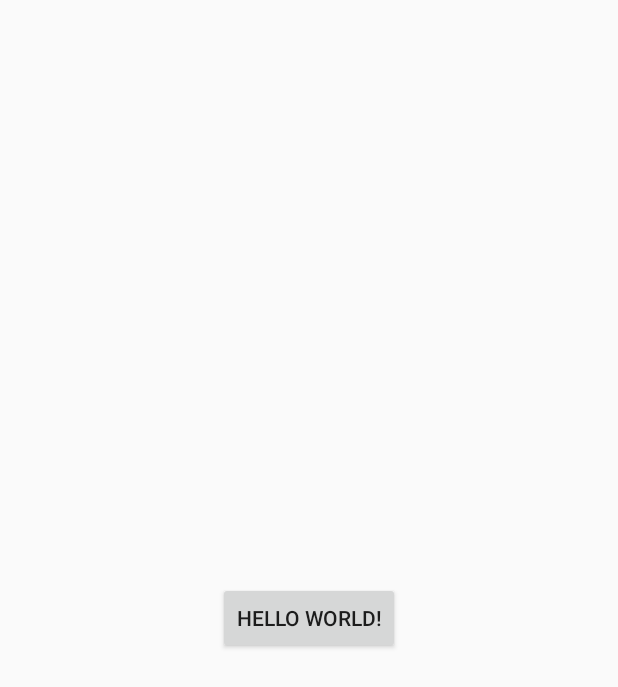
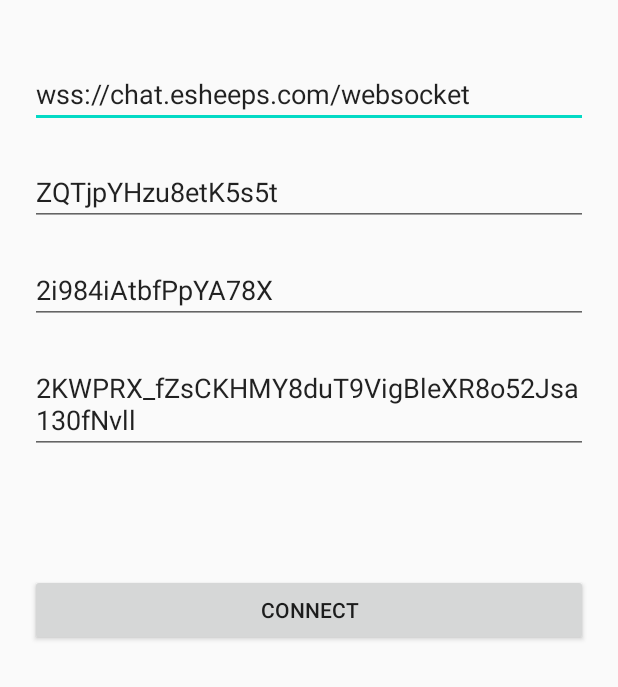
Before and after one commit to ruilisi/im_android, an Android app: the screen it shows after launch (MainActivity), on a phone screen of 412 x 824 dp. Shown: the top 687 px of the screen. Run offline under Robolectric (Android 15) with nearby library versions, the phone set to English and light mode, and no system bars.

Commit message:
add main layout

```diff
--- a/app/build.gradle
+++ b/app/build.gradle
@@ -5,7 +5,7 @@ android {
     buildToolsVersion "29.0.3"
 
     defaultConfig {
-        applicationId "com.text.ruilisi_im"
+        applicationId "com.rls.im"
         minSdkVersion 21
         targetSdkVersion 29
         versionCode 1
@@ -35,9 +35,6 @@ dependencies {
     implementation fileTree(dir: "libs", include: ["*.jar"])
     implementation 'androidx.appcompat:appcompat:1.2.0'
     implementation 'androidx.constraintlayout:constraintlayout:2.0.4'
-    implementation project(path: ':Android.File.Picker')
-//    implementation project(path: ':IM.Chat.Android.SDK')
-//    implementation project(path: ':im')
     testImplementation 'junit:junit:4.12'
     androidTestImplementation 'androidx.test.ext:junit:1.1.2'
     androidTestImplementation 'androidx.test.espresso:espresso-core:3.3.0'
--- a/app/src/main/AndroidManifest.xml
+++ b/app/src/main/AndroidManifest.xml
@@ -1,6 +1,6 @@
 <?xml version="1.0" encoding="utf-8"?>
 <manifest xmlns:android="http://schemas.android.com/apk/res/android"
-    package="com.text.ruilisi_im">
+    package="com.rls.im">
 
     <application
         android:allowBackup="true"
@@ -9,7 +9,7 @@
         android:roundIcon="@mipmap/ic_launcher_round"
         android:supportsRtl="true"
         android:theme="@style/AppTheme">
-        <activity android:name=".MainActivity">
+        <activity android:name="com.rls.im.MainActivity">
             <intent-filter>
                 <action android:name="android.intent.action.MAIN" />
 
--- a/app/src/main/res/layout/activity_main.xml
+++ b/app/src/main/res/layout/activity_main.xml
@@ -1,19 +1,61 @@
 <?xml version="1.0" encoding="utf-8"?>
-<androidx.constraintlayout.widget.ConstraintLayout xmlns:android="http://schemas.android.com/apk/res/android"
-    xmlns:app="http://schemas.android.com/apk/res-auto"
+<ScrollView xmlns:android="http://schemas.android.com/apk/res/android"
     xmlns:tools="http://schemas.android.com/tools"
     android:layout_width="match_parent"
-    android:layout_height="match_parent"
-    tools:context=".MainActivity">
+    android:layout_height="match_parent">
 
-    <Button
-        android:layout_width="wrap_content"
+    <LinearLayout
+        android:layout_width="match_parent"
         android:layout_height="wrap_content"
-        android:text="Hello World!"
-        android:onClick="go"
-        app:layout_constraintBottom_toBottomOf="parent"
-        app:layout_constraintLeft_toLeftOf="parent"
-        app:layout_constraintRight_toRightOf="parent"
-        app:layout_constraintTop_toTopOf="parent" />
+        android:orientation="vertical"
+        android:padding="20dp"
+        tools:context=".MainActivity">
 
-</androidx.constraintlayout.widget.ConstraintLayout>
+        <EditText
+            android:id="@+id/server"
+            android:layout_width="match_parent"
+            android:layout_height="wrap_content"
+            android:layout_marginTop="20dp"
+            android:hint="wss://[server]/websocket"
+            android:text="wss://chat.esheeps.com/websocket" />
+
+
+        <EditText
+            android:id="@+id/room_id"
+            android:layout_width="match_parent"
+            android:layout_height="wrap_content"
+            android:layout_marginTop="20dp"
+            android:hint="[room id]"
+            android:text="ZQTjpYHzu8etK5s5t" />
+
+
+        <EditText
+            android:id="@+id/user_id"
+            android:layout_width="match_parent"
+            android:layout_height="wrap_content"
+            android:layout_marginTop="20dp"
+            android:hint="[user id]"
+            android:text="2i984iAtbfPpYA78X" />
+
+        <EditText
+            android:id="@+id/user_token"
+            android:layout_width="match_parent"
+            android:layout_height="wrap_content"
+            android:layout_marginTop="20dp"
+            android:hint="[user token]"
+            android:text="2KWPRX_fZsCKHMY8duT9VigBleXR8o52Jsa130fNvll" />
+
+
+        <Button
+            android:id="@+id/connct"
+            android:layout_width="match_parent"
+            android:layout_height="wrap_content"
+            android:layout_marginTop="80dp"
+            android:paddingTop="5dp"
+            android:paddingBottom="5dp"
+            android:text="connect" />
+
+
+    </LinearLayout>
+
+</ScrollView>
--- a/build.gradle
+++ b/build.gradle
@@ -5,8 +5,7 @@ buildscript {
         jcenter()
     }
     dependencies {
-        classpath 'com.android.tools.build:gradle:3.5.2'
-//        classpath 'com.android.tools.build:gradle:4.1.0'
+        classpath 'com.android.tools.build:gradle:4.1.1'
         classpath "org.jetbrains.kotlin:kotlin-gradle-plugin:1.4.10"
         classpath 'com.novoda:bintray-release:0.9.2'
         // NOTE: Do not place your application dependencies here; they belong
```
Also changed, not shown: app/src/main/java/com/rls/im/MainActivity.java (renamed from app/src/main/java/com/text/ruilisi_im/MainActivity.java, +1 -32 lines), gradle/wrapper/gradle-wrapper.properties, 4 other files.
